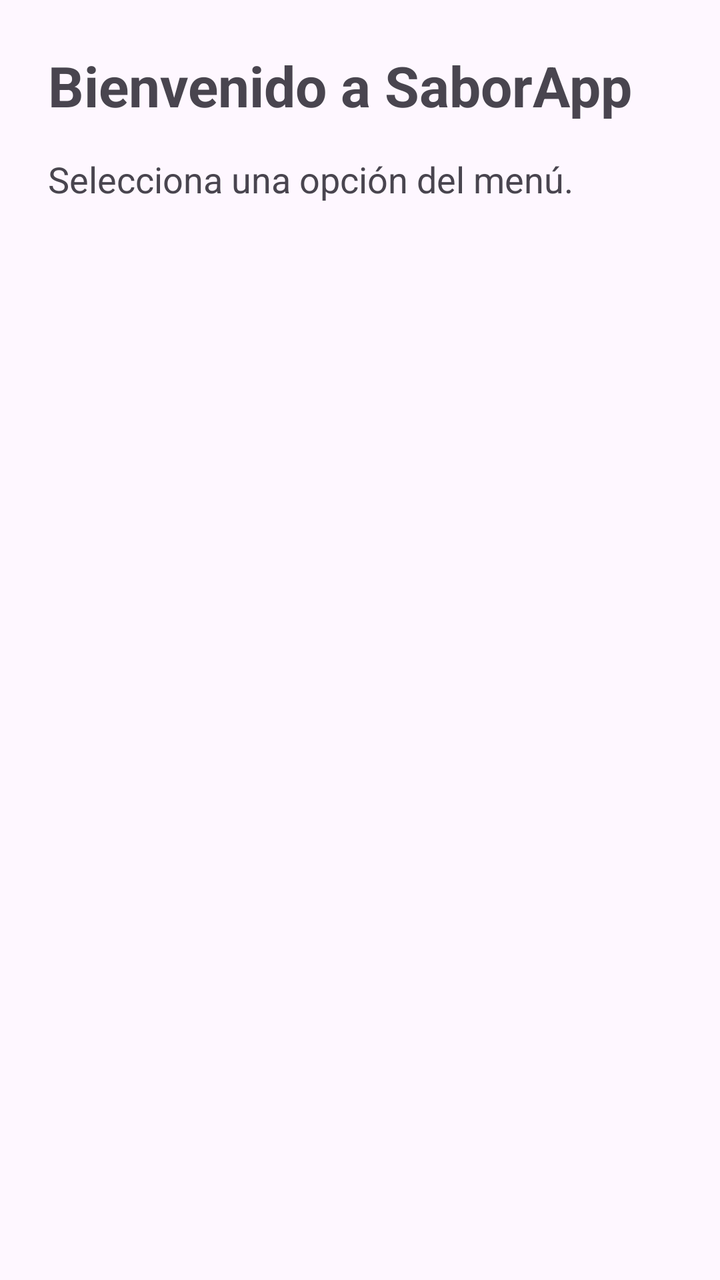
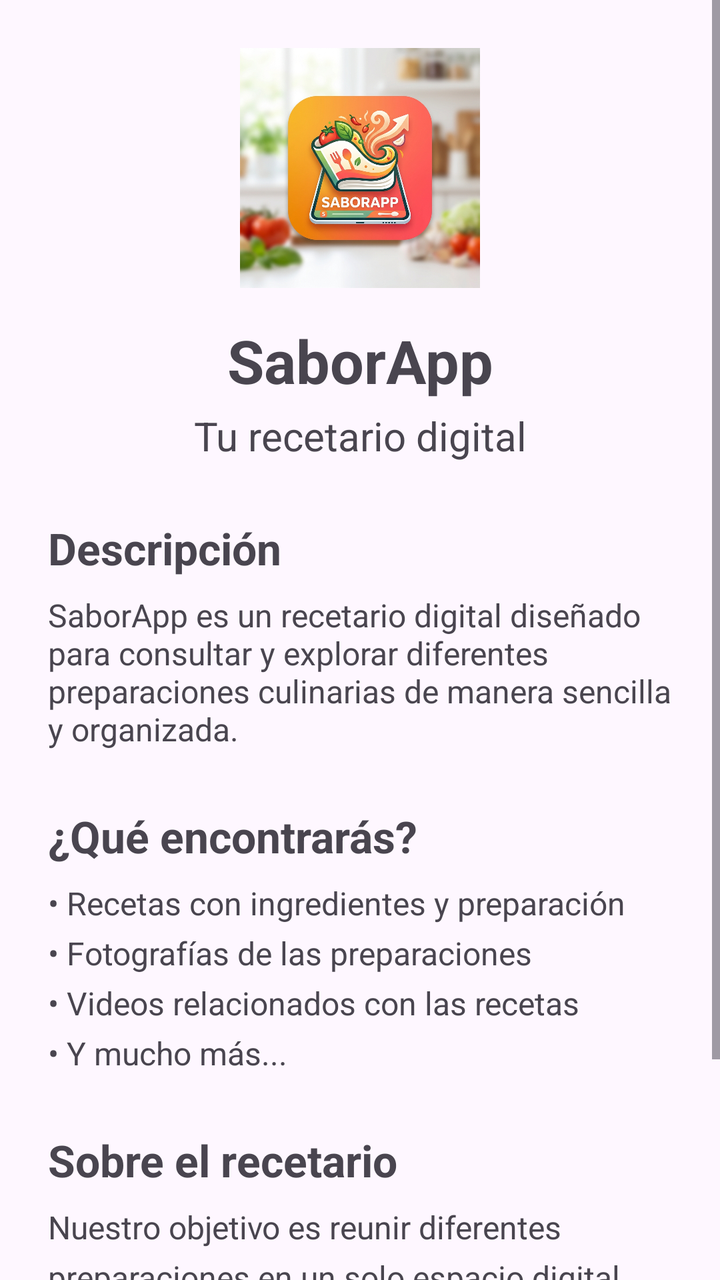

The first picture is an Android layout as it rendered before a commit; the second is the same layout after the commit. The layout source and the unified diff follow.
<!-- AndroidManifest.xml: application theme Theme.SaborApp -->
<!-- res/layout/fragment_content.xml -->
<?xml version="1.0" encoding="utf-8"?>
<FrameLayout
    xmlns:android="http://schemas.android.com/apk/res/android"
    android:id="@+id/contentRoot"
    android:layout_width="match_parent"
    android:layout_height="match_parent">

    <ScrollView
        android:id="@+id/defaultContent"
        android:layout_width="match_parent"
        android:layout_height="match_parent">

        <LinearLayout
            android:layout_width="match_parent"
            android:layout_height="wrap_content"
            android:orientation="vertical"
            android:padding="24dp">

            <TextView
                android:id="@+id/tvContentTitle"
                android:layout_width="match_parent"
                android:layout_height="wrap_content"
                android:text="Bienvenido a SaborApp"
                android:textSize="28sp"
                android:textStyle="bold" />

            <TextView
                android:id="@+id/tvContentDescription"
                android:layout_width="match_parent"
                android:layout_height="wrap_content"
                android:layout_marginTop="16dp"
                android:text="Selecciona una opción del menú."
                android:textSize="18sp" />

        </LinearLayout>

    </ScrollView>

</FrameLayout>
<!-- resources referenced by this layout -->
<resources>
  <style name="Theme.SaborApp" parent="Base.Theme.SaborApp" />
  <style name="Base.Theme.SaborApp" parent="Theme.Material3.Light.NoActionBar">
          
          
      </style>
</resources>

<!-- the commit's change to res/layout/fragment_content.xml (unified diff, before → after) -->
@@ -16,21 +16,86 @@
             android:orientation="vertical"
             android:padding="24dp">
 
+            <ImageView
+                android:id="@+id/imgSaborApp"
+                android:layout_width="120dp"
+                android:layout_height="120dp"
+                android:layout_gravity="center_horizontal"
+                android:contentDescription="Icono de SaborApp"
+                android:scaleType="centerInside"
+                android:src="@drawable/saborapp_icon" />
+
             <TextView
                 android:id="@+id/tvContentTitle"
                 android:layout_width="match_parent"
                 android:layout_height="wrap_content"
-                android:text="Bienvenido a SaborApp"
-                android:textSize="28sp"
+                android:layout_marginTop="16dp"
+                android:gravity="center"
+                android:text="SaborApp"
+                android:textSize="30sp"
+                android:textStyle="bold" />
+
+            <TextView
+                android:id="@+id/tvContentSubtitle"
+                android:layout_width="match_parent"
+                android:layout_height="wrap_content"
+                android:layout_marginTop="4dp"
+                android:gravity="center"
+                android:text="Tu recetario digital"
+                android:textSize="20sp" />
+
+            <TextView
+                android:id="@+id/tvDescriptionTitle"
+                android:layout_width="match_parent"
+                android:layout_height="wrap_content"
+                android:layout_marginTop="28dp"
+                android:text="Descripción"
+                android:textSize="22sp"
                 android:textStyle="bold" />
 
             <TextView
                 android:id="@+id/tvContentDescription"
                 android:layout_width="match_parent"
                 android:layout_height="wrap_content"
-                android:layout_marginTop="16dp"
-                android:text="Selecciona una opción del menú."
-                android:textSize="18sp" />
+                android:layout_marginTop="8dp"
+                android:text="SaborApp es un recetario digital diseñado para consultar y explorar diferentes preparaciones culinarias de manera sencilla y organizada."
+                android:textSize="16sp" />
+
+            <TextView
+                android:id="@+id/tvWhatYouFindTitle"
+                android:layout_width="match_parent"
+                android:layout_height="wrap_content"
+                android:layout_marginTop="28dp"
+                android:text="¿Qué encontrarás?"
+                android:textSize="22sp"
+                android:textStyle="bold" />
+
+            <TextView
+                android:id="@+id/tvWhatYouFind"
+                android:layout_width="match_parent"
+                android:layout_height="wrap_content"
+                android:layout_marginTop="8dp"
+                android:lineSpacingExtra="6dp"
+                android:text="• Recetas con ingredientes y preparación&#10;• Fotografías de las preparaciones&#10;• Videos relacionados con las recetas&#10;• Y mucho más..."
+                android:textSize="16sp" />
+
+            <TextView
+                android:id="@+id/tvAboutTitle"
+                android:layout_width="match_parent"
+                android:layout_height="wrap_content"
+                android:layout_marginTop="28dp"
+                android:text="Sobre el recetario"
+                android:textSize="22sp"
+                android:textStyle="bold" />
+
+            <TextView
+                android:id="@+id/tvAbout"
+                android:layout_width="match_parent"
+                android:layout_height="wrap_content"
+                android:layout_marginTop="8dp"
+                android:lineSpacingExtra="6dp"
+                android:text="Nuestro objetivo es reunir diferentes preparaciones en un solo espacio digital, facilitando la consulta de ingredientes, procedimientos y recursos multimedia para acompañar al usuario durante la preparación de sus recetas."
+                android:textSize="16sp" />
 
         </LinearLayout>
 
<!-- resource entries referenced after the edit -->
@@ -1,5 +1,6 @@
 <!-- resources referenced by this layout -->
 <resources>
+  <!-- drawable saborapp_icon: jpeg bitmap (drawable, 560948 bytes) -->
   <style name="Theme.SaborApp" parent="Base.Theme.SaborApp" />
   <style name="Base.Theme.SaborApp" parent="Theme.Material3.Light.NoActionBar">
           
